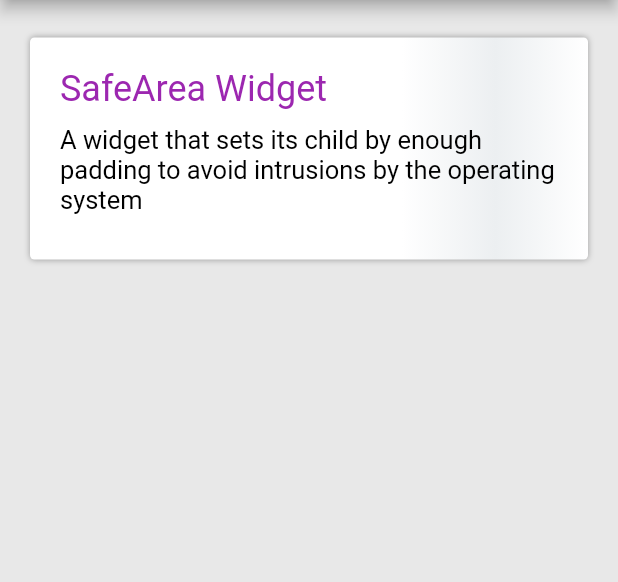
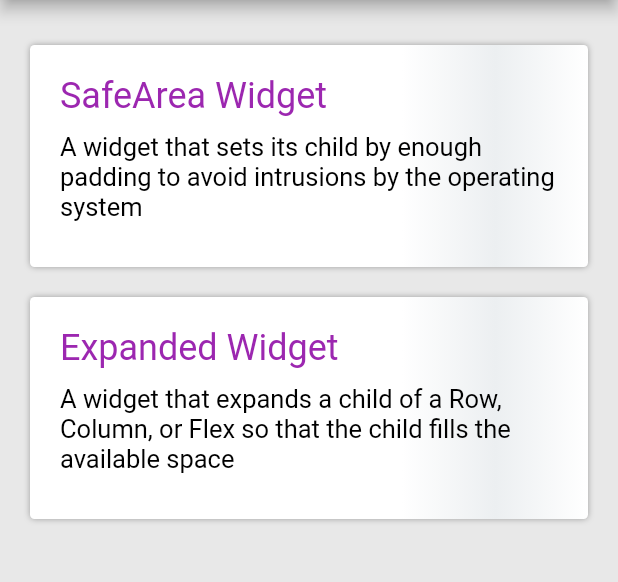
Before and after one commit to AkramChauhan/Flutter-Widgets, a Flutter app: the screen it shows after launch, on a phone screen of 412 x 824 dp, the part 84-666 px from its top. Run offline on Flutter 3.47's test engine with Material 2 defaults, Android fonts, the phone set to English and light mode, and no system bars.

Commit message:
Expanded Widget

```diff
--- a/lib/pages/dashboard.dart
+++ b/lib/pages/dashboard.dart
@@ -1,4 +1,5 @@
 import 'package:flutter/material.dart';
+import 'package:flutter_widgets/widgets/expanded.dart';
 import 'package:flutter_widgets/widgets/safearea.dart';
 
 const String testDevice = '';
@@ -29,7 +30,7 @@ class _DashboardScreenState extends State<DashboardScreen> {
       child: ListView(
           children: <Widget>[
             Container(
-              padding: EdgeInsets.symmetric(horizontal: 10.0, vertical: 5),
+              padding: EdgeInsets.symmetric(horizontal: 10.0, vertical: 10),
               child: Container(
                 padding: EdgeInsets.only(bottom: 20.0, top:20.0 ,left:20.0, right: 20.0),
                 decoration: BoxDecoration(
@@ -80,6 +81,58 @@ class _DashboardScreenState extends State<DashboardScreen> {
                 ),
               ),
             ),
+            Container(
+              padding: EdgeInsets.symmetric(horizontal: 10.0, vertical: 10),
+              child: Container(
+                padding: EdgeInsets.only(bottom: 20.0, top:20.0 ,left:20.0, right: 20.0),
+                decoration: BoxDecoration(
+                  gradient: LinearGradient(
+                      colors: [
+                        Colors.white,
+                        Colors.white,
+                        Colors.white,
+                        Colors.white,
+                        Colors.white,
+                        Colors.blueGrey[50],
+                        Colors.white,
+                      ]
+                  ),
+                  borderRadius: BorderRadius.all(Radius.circular(3)),
+                  boxShadow: [
+                    BoxShadow(
+                      color: Colors.grey,
+                      offset: Offset.zero,
+                      blurRadius: 3.0,
+                      spreadRadius: 0.0,
+                    ),
+                  ],
+                ),
+                child: InkWell(
+                  onTap: (){
+                    Navigator.push(context,
+                        MaterialPageRoute(
+                            builder: (context) => ExpandedWidget()
+                        )
+                    );
+                  },
+                  child: Column(
+                    crossAxisAlignment: CrossAxisAlignment.start,
+                    children: <Widget>[
+                      Text("Expanded Widget",style: TextStyle(
+                        fontSize:24.0,
+                        color:Colors.purple,
+                      )),
+                      Padding(padding: EdgeInsets.all(5.0)),
+                      Text("A widget that expands a child of a Row, Column, or Flex so that the child fills the available space",style: TextStyle(
+                        fontSize:17.0,
+                        color:Colors.black,
+                      )),
+                      Padding(padding: EdgeInsets.all(5.0),),
+                    ],
+                  ),
+                ),
+              ),
+            ),
           ]),
     );
   }
--- /dev/null
+++ b/lib/widgets/expanded.dart
@@ -0,0 +1,213 @@
+import 'package:flutter/cupertino.dart';
+import 'package:flutter/material.dart';
+import 'package:url_launcher/url_launcher.dart';
+
+class ExpandedWidget extends StatefulWidget {
+
+  @override
+  _ExpandedWidgetState createState() => _ExpandedWidgetState();
+}
+
+class _ExpandedWidgetState extends State<ExpandedWidget> {
+
+  @override
+  void initState() {
+    super.initState();
+  }
+
+  @override
+  void dispose() {
+    super.dispose();
+  }
+
+  @override
+  Widget build(BuildContext context) {
+
+    return Scaffold(
+      appBar: AppBar(
+        title: Text("Expanded Widget"),
+      ),
+      body: Container(
+        child: SafeArea(
+          child: ListView(
+            children: <Widget>[
+              Container(
+                color:Colors.lightBlue,
+                child: ListTile(
+                  title:Text("How to use \nExpanded Widget?",style: TextStyle(
+                    fontSize: 20.0,
+                    color: Colors.white,
+                  ),
+                  ),
+                  subtitle: Text("Click here to learn more"),
+                  onTap: () async {
+                    const url = 'https://flutterian.com/how-to-use-expanded-widget-flutter-widgets/';
+                    if (await canLaunch(url)) {
+                      await launch(url);
+                    } else {
+                      throw 'Could not launch $url';
+                    }
+                  },
+                  trailing: Icon(Icons.insert_link),
+                ),
+                padding:EdgeInsets.all(20.0),
+              ),
+              ListTile(
+                onTap: (){},
+                title: Text("Example with Row"),
+                subtitle: Text("Flutterian.com"),
+              ),
+              Padding(
+                padding: EdgeInsets.all(5.0),
+              ),
+              Container(
+                child: Row(
+                  mainAxisAlignment: MainAxisAlignment.spaceBetween,
+                  children: <Widget>[
+                    Container(
+                      padding:EdgeInsets.all(20.0),
+                      child: Text("1",style: TextStyle(
+                        color: Colors.white,
+                      ),),
+                      color: Colors.indigo,
+                    ),
+                    Expanded(
+                      child: Container(
+                        padding:EdgeInsets.all(20.0),
+                        child: Text("This is Expanded",style: TextStyle(
+                          color: Colors.white,
+                        ),),
+                        color: Colors.purple,
+                      ),
+                    ),
+                    Container(
+                      padding:EdgeInsets.all(20.0),
+                      child: Text("2",style: TextStyle(
+                        color: Colors.white,
+                      ),),
+                      color: Colors.indigo,
+                    ),
+                  ],
+                ),
+              ),
+              Padding(
+                padding: EdgeInsets.all(5.0),
+              ),
+              Container(
+                child: Row(
+                  mainAxisAlignment: MainAxisAlignment.spaceBetween,
+                  children: <Widget>[
+                    Expanded(
+                      child: Container(
+                        padding:EdgeInsets.all(20.0),
+                        child: Text("This is Expanded",style: TextStyle(
+                          color: Colors.white,
+                        ),),
+                        color: Colors.purple,
+                      ),
+                    ),
+                    Container(
+                      padding:EdgeInsets.all(20.0),
+                      child: Text("2",style: TextStyle(
+                        color: Colors.white,
+                      ),),
+                      color: Colors.indigo,
+                    ),
+
+                    Container(
+                      padding:EdgeInsets.all(20.0),
+                      child: Text("3",style: TextStyle(
+                        color: Colors.white,
+                      ),),
+                      color: Colors.indigo,
+                    ),
+                  ],
+                ),
+              ),
+              Padding(
+                padding: EdgeInsets.all(5.0),
+              ),
+              ListTile(
+                onTap: (){},
+                title: Text("Example with Column"),
+                subtitle: Text("Flutterian.com"),
+              ),
+              Padding(
+                padding: EdgeInsets.all(5.0),
+              ),
+              Container(
+                height: 200.0,
+                child: Row(
+                  mainAxisAlignment: MainAxisAlignment.spaceBetween,
+                  children: <Widget>[
+                    Column(
+                      mainAxisAlignment: MainAxisAlignment.spaceBetween,
+                      crossAxisAlignment: CrossAxisAlignment.start,
+                      children: <Widget>[
+                        Container(
+                          padding:EdgeInsets.all(20.0),
+                          child: Text("1",style: TextStyle(
+                            color: Colors.white,
+                          ),),
+                          color: Colors.indigo,
+                        ),
+                        Expanded(
+                          child: Container(
+                            padding:EdgeInsets.all(20.0),
+                            child: Text("This is Expanded",style: TextStyle(
+                              color: Colors.white,
+                            ),),
+                            color: Colors.purple,
+                          ),
+                        ),
+                        Container(
+                          padding:EdgeInsets.all(20.0),
+                          child: Text("2",style: TextStyle(
+                            color: Colors.white,
+                          ),),
+                          color: Colors.indigo,
+                        ),
+                      ],
+                    ),
+                    Column(
+                      mainAxisAlignment: MainAxisAlignment.spaceBetween,
+                      crossAxisAlignment: CrossAxisAlignment.start,
+                      children: <Widget>[
+                        Expanded(
+                          child: Container(
+                            padding:EdgeInsets.all(20.0),
+                            child: Text("This is Expanded",style: TextStyle(
+                              color: Colors.white,
+                            ),),
+                            color: Colors.purple,
+                          ),
+                        ),
+                        Container(
+                          padding:EdgeInsets.all(20.0),
+                          child: Text("2",style: TextStyle(
+                            color: Colors.white,
+                          ),),
+                          color: Colors.indigo,
+                        ),
+                        Container(
+                          padding:EdgeInsets.all(20.0),
+                          child: Text("3",style: TextStyle(
+                            color: Colors.white,
+                          ),),
+                          color: Colors.indigo,
+                        ),
+                      ],
+                    ),
+                  ],
+                )
+              ),
+              Padding(
+                padding: EdgeInsets.all(10.0),
+              ),
+            ],
+          ),
+        ),
+      ),
+    );
+  }
+}
```
